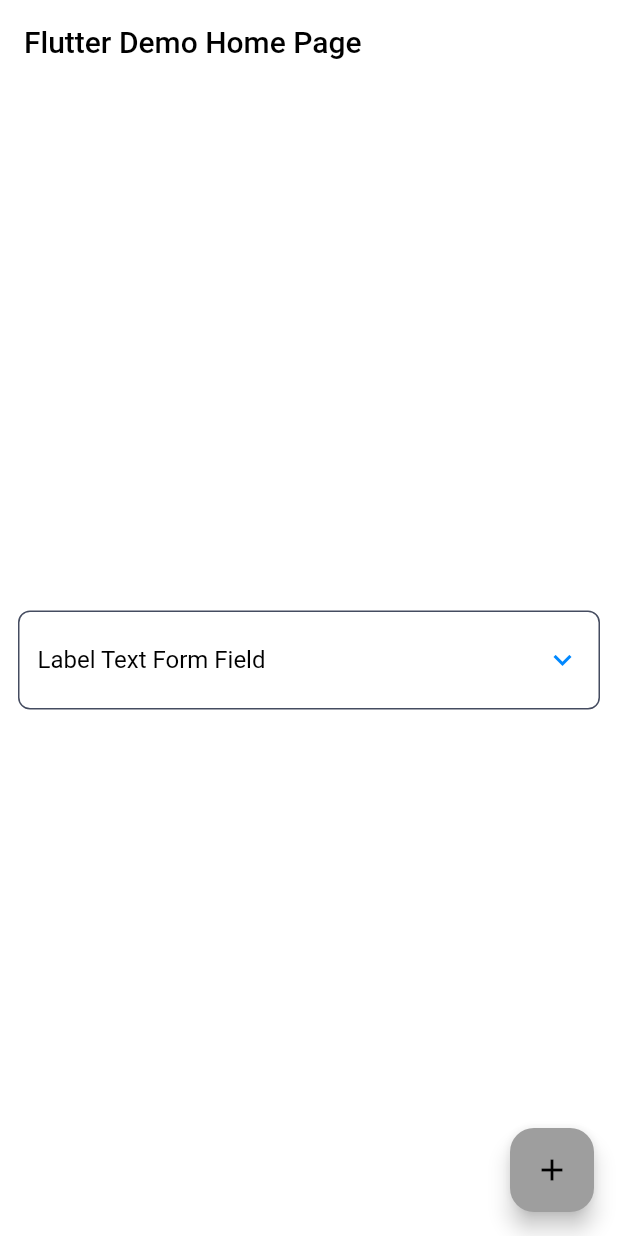
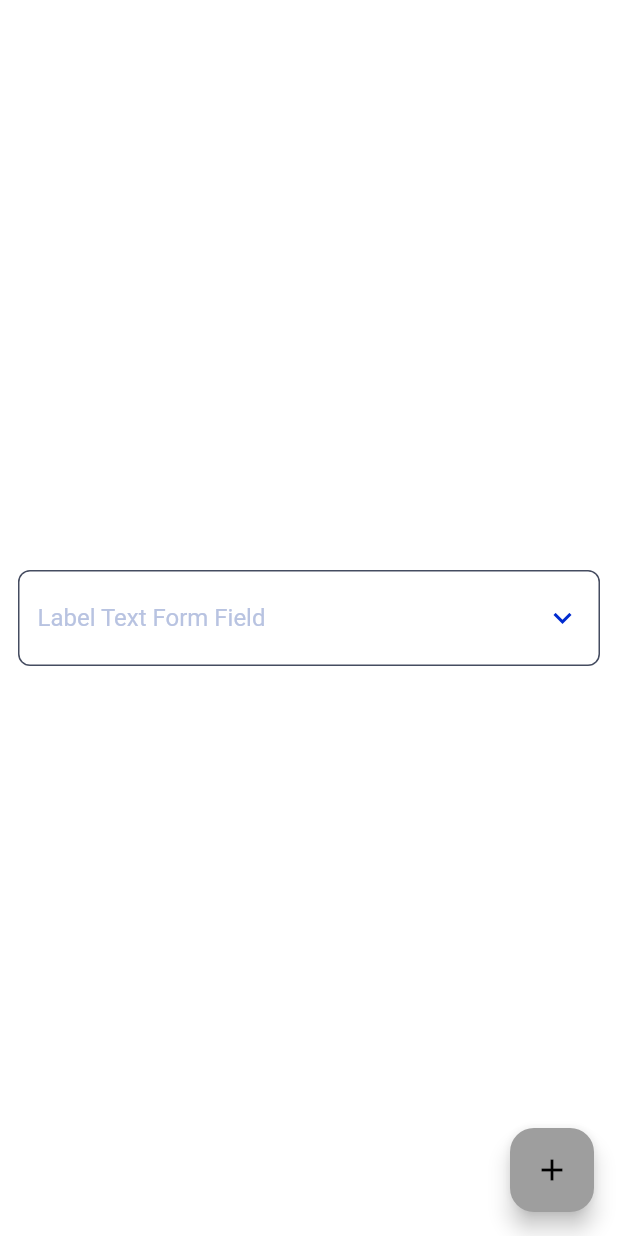
Before and after one commit to PRID021/monkey_lib, a Flutter app: the screen it shows after launch, after a tap on the "add" icon, on a phone screen of 412 x 824 dp. Run offline on Flutter 3.47's test engine with Material 2 defaults, Android fonts, the phone set to English and light mode, and no system bars; our stand-ins replace device_preview, permission_handler, photo_view, rxdart, shimmer, stream_channel; missing offline and left inert: ansicolor, photo_manager.

Commit message:
adjust text height

```diff
--- a/monkey_lib/lib/main.dart
+++ b/monkey_lib/lib/main.dart
@@ -2,6 +2,7 @@ import 'package:flutter/material.dart';
 import 'package:monkey_lib/service/theme/app_theme.dart';
 import 'package:monkey_lib/utils/constraints/app_constraints.dart';
 import 'package:monkey_lib/widgets/custom_text_form_field.dart';
+import 'package:device_preview/device_preview.dart';
 
 final GlobalKey<NavigatorState> navigatorKey = GlobalKey<NavigatorState>();
 
@@ -12,7 +13,14 @@ void main() {
     defaultAppTheme: appThemes.first,
   );
 
-  runApp(const MyApp());
+  runApp(DevicePreview(
+      enabled: true,
+      tools: [
+        ...DevicePreview.defaultTools,
+      ],
+      builder: (context) {
+        return const MyApp();
+      }));
 }
 
 class MyApp extends StatefulWidget {
@@ -54,21 +62,11 @@ class MyHomePage extends StatefulWidget {
 }
 
 class _MyHomePageState extends State<MyHomePage> {
-  int _counter = 0;
-
-  void _incrementCounter() {
-    setState(() {
-      _counter++;
-    });
-  }
-
   @override
   Widget build(BuildContext context) {
     return Scaffold(
-      resizeToAvoidBottomInset: false,
-      appBar: AppBar(
-        title: Text(widget.title),
-      ),
+      extendBody: true,
+      extendBodyBehindAppBar: true,
       body: Center(
         child: Padding(
           padding: const EdgeInsets.symmetric(vertical: 8, horizontal: 12),
@@ -88,7 +86,7 @@ class _MyHomePageState extends State<MyHomePage> {
         ),
       ),
       floatingActionButton: FloatingActionButton(
-        onPressed: _incrementCounter,
+        onPressed: () {},
         tooltip: 'Increment',
         child: const Icon(Icons.add),
       ),
--- a/monkey_lib/lib/service/theme/app_theme.dart
+++ b/monkey_lib/lib/service/theme/app_theme.dart
@@ -50,7 +50,7 @@ List<AppTheme> appThemes = [
     "monkey-first": ThemeData(primarySwatch: Colors.pink).copyWith(
       extensions: <ThemeExtension>[
         CustomThemeColors.dark,
-        CustomThemeText.getLightCustomThemeText,
+        CustomThemeText.getDarkCustomThemeText,
         CustomTextFormFieldTheme.dark,
       ],
       scaffoldBackgroundColor: Color(0xFF2C2C2C),
@@ -138,9 +138,9 @@ class AppStyle {
   // private method
   ThemeData? get _getCurrentThemeDataBySystem {
     bool isDarkMode = SystemUtils.isDarkMode;
-    if (isDarkMode) {
-      return _instance._currentAppTheme?.darkModeSet?.values.first;
-    }
+    // if (isDarkMode) {
+    //   return _instance._currentAppTheme?.darkModeSet?.values.first;
+    // }
     return _instance._currentAppTheme?.lightModeSet?.values.first;
   }
 
--- a/monkey_lib/lib/service/theme/custom_text_form_field_theme.dart
+++ b/monkey_lib/lib/service/theme/custom_text_form_field_theme.dart
@@ -13,6 +13,7 @@ class CustomTextFormFieldTheme
   final TextStyle? hintStyle;
   final TextStyle? labelStyle;
   final Color? cursorColor;
+  final List<Color>? iconColors;
   final StrutStyle? strutStyle;
 
   CustomTextFormFieldTheme(
@@ -20,6 +21,7 @@ class CustomTextFormFieldTheme
       this.cursorColor,
       this.errorBoxDecoration,
       this.boxDecoration,
+      this.iconColors,
       this.textStyle,
       this.errorTextStyle,
       this.strutStyle,
@@ -56,6 +58,7 @@ class CustomTextFormFieldTheme
         labelStyle:
             CustomThemeText.getLightCustomThemeText.textFormFieldLabelStyle,
         cursorColor: CustomThemeColors.light.textFormFieldCursorColor,
+        iconColors: CustomThemeColors.light.textFormFieldTrailingIconColor,
         strutStyle: const StrutStyle(
           forceStrutHeight: true,
           height: 1.2,
@@ -82,7 +85,7 @@ class CustomTextFormFieldTheme
           borderRadius: const BorderRadius.all(Radius.circular(8)),
           border: Border.all(
             width: AppSize.mBorderWidth,
-            color: CustomThemeColors.dark.dividerColor,
+            color: CustomThemeColors.dark.textFormFieldBorderColor,
           ),
         ),
         textStyle:
@@ -99,6 +102,7 @@ class CustomTextFormFieldTheme
           height: 1.2,
           leading: 0.2,
         ),
+        iconColors: CustomThemeColors.dark.textFormFieldTrailingIconColor,
       );
 
   @override
--- a/monkey_lib/lib/widgets/custom_text_form_field.dart
+++ b/monkey_lib/lib/widgets/custom_text_form_field.dart
@@ -1,6 +1,7 @@
 import 'dart:ui';
 
 import 'package:flutter/material.dart';
+import 'package:flutter/services.dart';
 import 'package:monkey_lib/service/theme/custom_text_form_field_theme.dart';
 import 'package:monkey_lib/utils/constraints/app_constraints.dart';
 import 'package:monkey_lib/utils/pretty_json.dart';
@@ -81,6 +82,12 @@ class CustomTextFormField<String> extends FormField<String> {
 
           final StrutStyle? _strutStyle = customTextFormFieldTheme?.strutStyle;
           final Color? _cursorColor = customTextFormFieldTheme?.cursorColor;
+          final List<Color> _iconColors =
+              customTextFormFieldTheme?.iconColors ??
+                  [
+                    Colors.white,
+                    Colors.blue,
+                  ];
 
           return Container(
             padding: const EdgeInsets.symmetric(
@@ -109,12 +116,15 @@ class CustomTextFormField<String> extends FormField<String> {
                 Expanded(
                   child: TextField(
                     focusNode: field._focusNode,
+                    textAlign: TextAlign.start,
                     style: _contextStyle,
+                    textAlignVertical: TextAlignVertical.top,
                     cursorRadius: const Radius.elliptical(10, 10),
                     maxLines: 1,
                     strutStyle: _strutStyle,
                     cursorColor: _cursorColor,
-                    textInputAction: TextInputAction.next,
+                    textInputAction: TextInputAction.done,
+                    keyboardType: TextInputType.text,
                     decoration: InputDecoration(
                       hintStyle: _hintStyle,
                       labelStyle: _labelStyle,
@@ -123,6 +133,7 @@ class CustomTextFormField<String> extends FormField<String> {
                         bottom: MarginPaddingRadiusConstraints.paddingSmall,
                       ),
                       isCollapsed: false,
+                      isDense: true,
                       border: InputBorder.none,
                       errorBorder: InputBorder.none,
                       focusedBorder: InputBorder.none,
@@ -142,7 +153,17 @@ class CustomTextFormField<String> extends FormField<String> {
                         ),
                         width: AppSize.mIconButtonSize,
                         height: AppSize.mIconButtonSize,
-                        child: trailing,
+                        child: ShaderMask(
+                          shaderCallback: (Rect bounds) {
+                            return RadialGradient(
+                              center: Alignment.topLeft,
+                              radius: 1.0,
+                              colors: _iconColors,
+                              tileMode: TileMode.mirror,
+                            ).createShader(bounds);
+                          },
+                          child: trailing,
+                        ),
                       )
                     : const SizedBox.shrink(),
               ],
--- a/monkey_lib/pubspec.yaml
+++ b/monkey_lib/pubspec.yaml
@@ -22,6 +22,7 @@ dependencies:
   rxdart:
   shimmer:
   photo_view:
+  device_preview: ^1.1.0
 
 
 
```
Also changed, not shown: monkey_lib/lib/service/theme/colors/custom_theme_colors.dart (+20 -12 lines), monkey_lib/lib/service/theme/fonts/custom_theme_text.dart (+13 -5 lines), monkey_lib/pubspec.lock, 1 other file.
